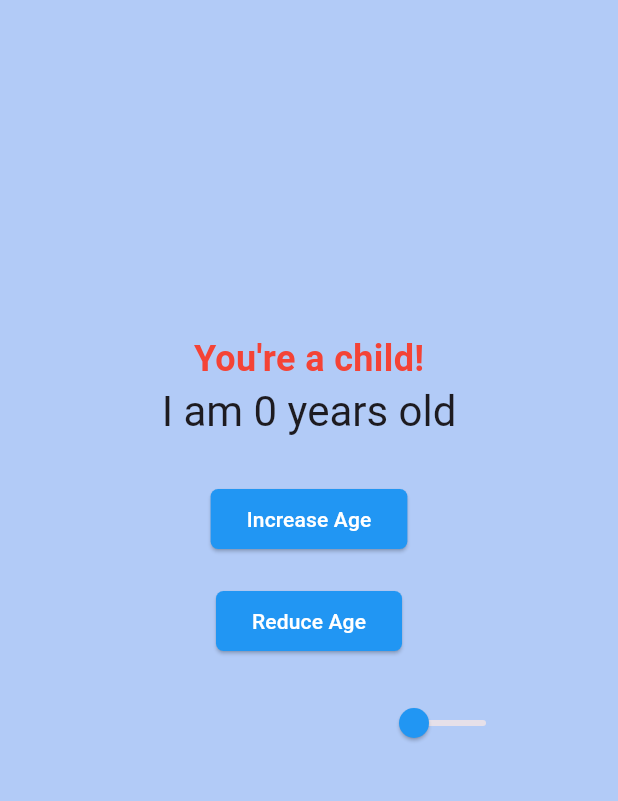
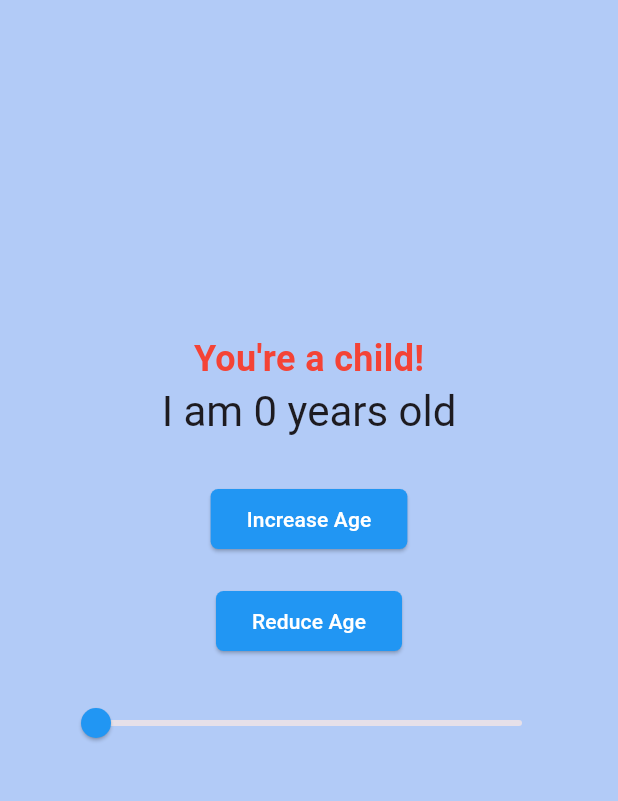
Before and after one commit to Ruhisawant/Age-Counter, a Flutter app: the screen it shows after launch, on a phone screen of 412 x 824 dp, the part 84-885 px from its top. Run offline on Flutter 3.47's test engine with Material 3 defaults, Android fonts, the light colour scheme and no system bars; missing offline and left inert: window_size.

Commit message:
Fixed UI

```diff
--- a/lib/main.dart
+++ b/lib/main.dart
@@ -170,7 +170,7 @@ class MyHomePage extends StatelessWidget {
                   // Slider
                   const SizedBox(height: 20),
                   Padding(
-                    padding: const EdgeInsets.symmetric(horizontal: 300),
+                    padding: const EdgeInsets.symmetric(horizontal: 40),
                     child: Slider(
                       value: counter.value.toDouble(),
                       min: 0,
```
